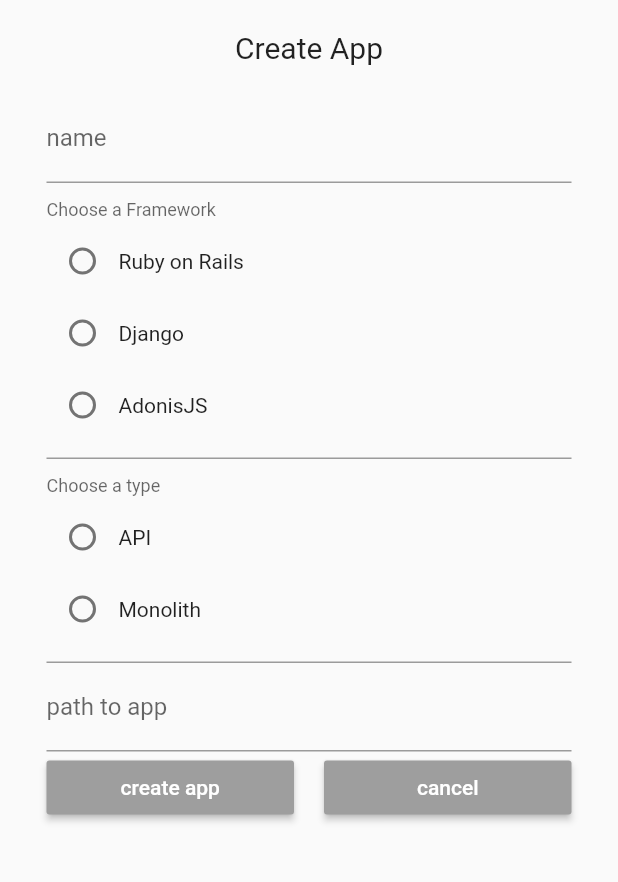
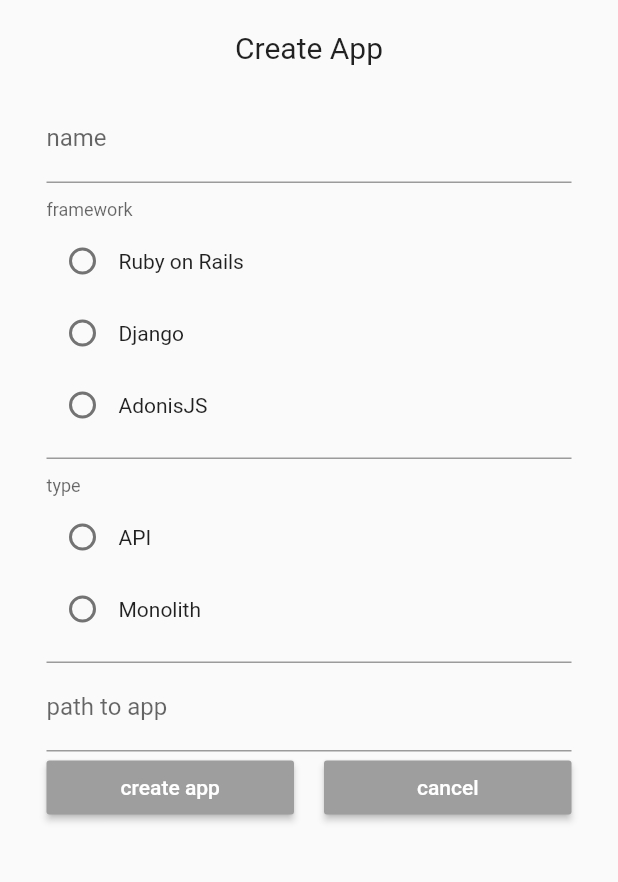
Before and after one commit to sorceryapp/sorcery_client, a Flutter app: the AppsScreen screen opened by its route, after a tap on "New App", on a phone screen of 412 x 824 dp, the part 84-966 px from its top. Run offline on Flutter 3.47's test engine with Material 2 defaults, Android fonts, the phone set to English and light mode, and no system bars; drawn by our look-alikes of flutter_form_builder; our stand-ins replace dio, flutter_riverpod, flutter_secure_storage, form_builder_validators, go_router, hive_flutter and 1 more; accounts and stored records are empty; network calls fail.

Commit message:
l10n all create app text

```diff
--- a/lib/l10n/intl_en.arb
+++ b/lib/l10n/intl_en.arb
@@ -213,6 +213,10 @@
   "@appFieldFramework": {
     "description": "Radio button name for app type selection"
   },
+  "appInputPathToApp": "path to app",
+  "@appInputPathToApp": {
+    "description": "Input field for path to app"
+  },
   "appButtonCreateNewAppSubmit": "create app",
   "@appButtonCreateNewAppSubmit": {
     "description": "Button text for create new app submit"
--- a/lib/l10n/intl_es.arb
+++ b/lib/l10n/intl_es.arb
@@ -122,6 +122,10 @@
   "@appFieldFramework": {
     "description": "Radio button name for app type selection"
   },
+  "appInputPathToApp": "ruta a la aplicación",
+  "@appInputPathToApp": {
+    "description": "Input field for path to app"
+  },
   "appButtonCreateNewAppSubmit": "crear aplicación",
   "@appButtonCreateNewAppSubmit": {
     "description": "Button text for create new app submit"
--- a/lib/localization/intl/messages_en.dart
+++ b/lib/localization/intl/messages_en.dart
@@ -62,6 +62,8 @@ class MessageLookup extends MessageLookupByLibrary {
             MessageLookupByLibrary.simpleMessage("create app"),
         "appButtonNewApp": MessageLookupByLibrary.simpleMessage("New App"),
         "appInputName": MessageLookupByLibrary.simpleMessage("name"),
+        "appInputPathToApp":
+            MessageLookupByLibrary.simpleMessage("path to app"),
         "appRadioFramework": MessageLookupByLibrary.simpleMessage("framework"),
         "appRadioType": MessageLookupByLibrary.simpleMessage("type"),
         "appsIndexTableAppId": MessageLookupByLibrary.simpleMessage("app id"),
--- a/lib/localization/intl/messages_es.dart
+++ b/lib/localization/intl/messages_es.dart
@@ -64,6 +64,8 @@ class MessageLookup extends MessageLookupByLibrary {
         "appButtonNewApp":
             MessageLookupByLibrary.simpleMessage("nueva aplicación"),
         "appInputName": MessageLookupByLibrary.simpleMessage("nombre"),
+        "appInputPathToApp":
+            MessageLookupByLibrary.simpleMessage("ruta a la aplicación"),
         "appRadioFramework": MessageLookupByLibrary.simpleMessage("estructura"),
         "appRadioType": MessageLookupByLibrary.simpleMessage("tipo"),
         "appsIndexTableAppId":
--- a/lib/localization/l10n.dart
+++ b/lib/localization/l10n.dart
@@ -471,6 +471,16 @@ class SorceryLocalizations {
     );
   }
 
+  /// `path to app`
+  String get appInputPathToApp {
+    return Intl.message(
+      'path to app',
+      name: 'appInputPathToApp',
+      desc: 'Input field for path to app',
+      args: [],
+    );
+  }
+
   /// `create app`
   String get appButtonCreateNewAppSubmit {
     return Intl.message(
--- a/lib/src/features/apps/presentation/create/create_app_form.dart
+++ b/lib/src/features/apps/presentation/create/create_app_form.dart
@@ -39,8 +39,9 @@ class _CreateAppFormState extends ConsumerState<CreateAppForm> {
                 ),
                 FormBuilderRadioGroup(
                   name: 'framework',
-                  decoration:
-                      const InputDecoration(labelText: 'Choose a Framework'),
+                  decoration: InputDecoration(
+                    labelText: SorceryLocalizations.current.appRadioFramework,
+                  ),
                   validator: FormBuilderValidators.required(),
                   options: [
                     ...appAttributes['app']!['framework']!['idToName']!
@@ -55,7 +56,9 @@ class _CreateAppFormState extends ConsumerState<CreateAppForm> {
                 ),
                 FormBuilderRadioGroup(
                   name: 'type',
-                  decoration: const InputDecoration(labelText: 'Choose a type'),
+                  decoration: InputDecoration(
+                    labelText: SorceryLocalizations.current.appRadioType,
+                  ),
                   validator: FormBuilderValidators.required(),
                   options: [
                     ...appAttributes['app']!['type']!['idToName']!
@@ -70,7 +73,7 @@ class _CreateAppFormState extends ConsumerState<CreateAppForm> {
                 FormBuilderTextField(
                   name: 'path',
                   decoration: InputDecoration(
-                    labelText: 'path to app',
+                    labelText: SorceryLocalizations.current.appInputPathToApp,
                   ),
                   validator: FormBuilderValidators.required(),
                   keyboardType: TextInputType.number,
```
